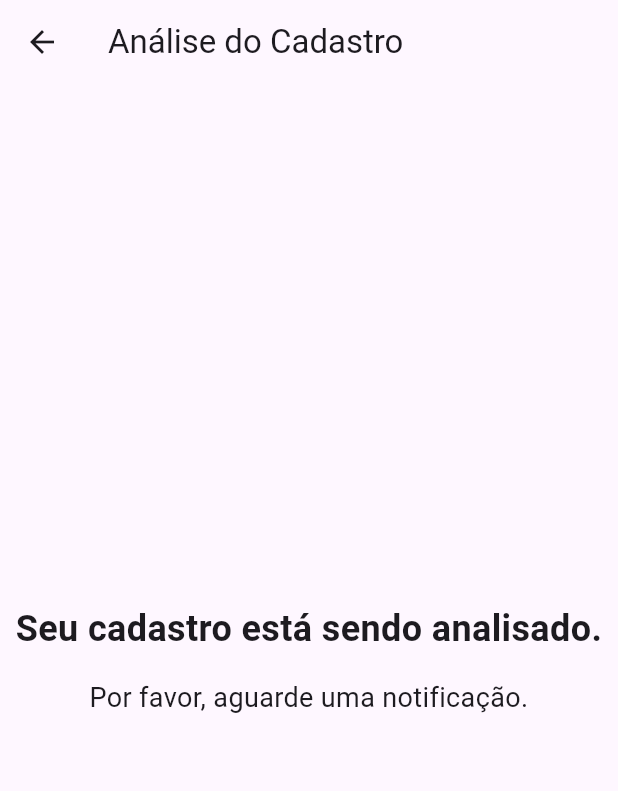
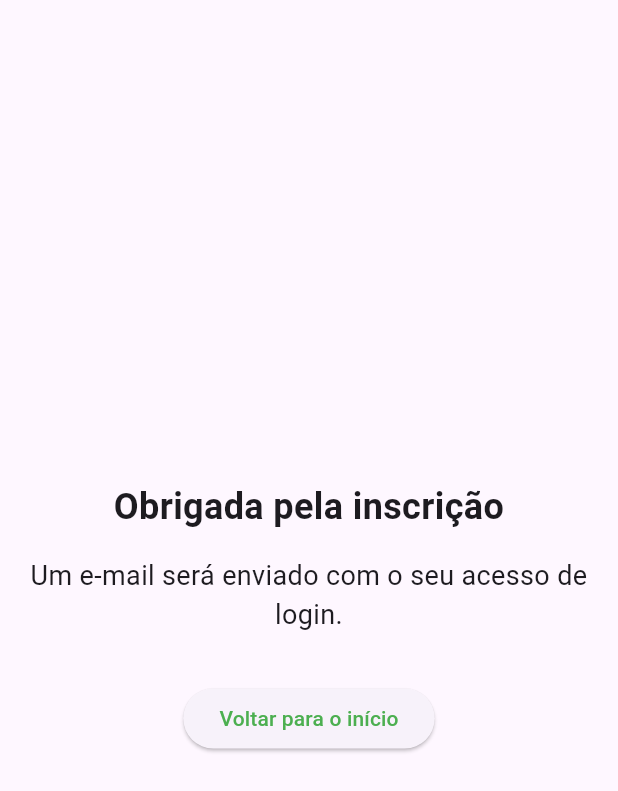
Before and after one commit to Ava-Dynamics/MediAcesso, a Flutter app: the AnalysisPageView screen opened directly, on a phone screen of 412 x 824 dp. Shown: the top 791 px of the screen. Run offline on Flutter 3.47's test engine with Material 3 defaults, Android fonts, the phone set to English and light mode, and no system bars; our stand-ins replace image_picker, permission_handler; missing offline and left inert: validadores.

Commit message:
fix de layout
Ajustando alguns textos, e botoes para o style correto

```diff
--- a/health_4_all/lib/features/analysisPage/analysis_page_view.dart
+++ b/health_4_all/lib/features/analysisPage/analysis_page_view.dart
@@ -1,31 +1,38 @@
 import 'package:flutter/material.dart';
+import 'package:health_4_all/features/orderRequested/orderRequested_view.dart';
+import 'package:health_4_all/features/welcomeHome/welcome_home.dart';
+import 'package:health_4_all/features/welcomeHome/welcome_home_view.dart';
 
 class AnalysisPageView extends StatelessWidget {
   @override
   Widget build(BuildContext context) {
     return Scaffold(
-      appBar: AppBar(
-        title: Text('Análise do Cadastro'),
-      ),
       body: Center(
         child: Column(
           mainAxisAlignment: MainAxisAlignment.center,
           children: [
             Text(
-              'Seu cadastro está sendo analisado.',
-              style: TextStyle(
-                fontSize: 24.0,
-                fontWeight: FontWeight.bold,
-              ),
+              'Obrigada pela inscrição',
+              style: TextStyle(fontSize: 24, fontWeight: FontWeight.bold),
               textAlign: TextAlign.center,
             ),
-            SizedBox(height: 16.0),
+            SizedBox(height: 16),
             Text(
-              'Por favor, aguarde uma notificação.',
-              style: TextStyle(
-                fontSize: 18.0,
-              ),
+              'Um e-mail será enviado com o seu acesso de login.',
+              style: TextStyle(fontSize: 18),
               textAlign: TextAlign.center,
+            ),
+            SizedBox(height: 16),
+            SizedBox(height: 16),
+            ElevatedButton(
+              onPressed: () {
+                Navigator.push(
+                      context,
+                      MaterialPageRoute(builder: (context) => WelcomeHomeView(onQueroMeCadastrarPressed: () {}, onJaSouCadastradoPressed: () {},)),
+                    );
+              },
+              child: Text('Voltar para o início',
+                      style: TextStyle(color: Colors.green)),
             ),
           ],
         ),
--- a/health_4_all/lib/features/attachPage/attach_page_view.dart
+++ b/health_4_all/lib/features/attachPage/attach_page_view.dart
@@ -1,4 +1,5 @@
 import 'package:flutter/material.dart';
+import 'package:health_4_all/features/analysisPage/analysis_page_view.dart';
 import 'package:image_picker/image_picker.dart';
 import 'package:health_4_all/features/attachPage/attach_page_view_model.dart';
 import 'package:permission_handler/permission_handler.dart';
@@ -138,20 +139,6 @@ class _AttachPageViewState extends State<AttachPageView> {
   }
 }
 
-class AnalysisPageView extends StatelessWidget {
-  @override
-  Widget build(BuildContext context) {
-    return Scaffold(
-      appBar: AppBar(
-        title: Text('Análise do Cadastro'),
-      ),
-      body: Center(
-        child: Text('Seu cadastro está sendo analisado. Aguarde uma notificação.'),
-      ),
-    );
-  }
-}
-
 class FormMedicationsView extends StatelessWidget {
   @override
   Widget build(BuildContext context) {
--- a/health_4_all/lib/features/myOrder/myOrder_view.dart
+++ b/health_4_all/lib/features/myOrder/myOrder_view.dart
@@ -1,4 +1,5 @@
 import 'package:flutter/material.dart';
+import 'package:health_4_all/features/orderRequested/orderRequested_view.dart';
 import 'package:provider/provider.dart';
 import 'package:health_4_all/features/myOrder/myOrder_view_model.dart';
 import 'package:health_4_all/features/myOrder/myOrder_model.dart';
@@ -63,7 +64,10 @@ class _MyOrderView extends StatelessWidget {
   Widget _buildFinishOrderButton(BuildContext context) {
     return ElevatedButton(
       onPressed: () {
-        // Adicione a lógica para finalizar o pedido aqui
+        Navigator.push(
+          context,
+          MaterialPageRoute(builder: (context) => OrderRequestedView()),
+        );
       },
       style: ElevatedButton.styleFrom(
         primary: Colors.lightGreenAccent, // Cor de fundo
```
Also changed, not shown: health_4_all/lib/features/orderRequested/orderRequested_view.dart (added, +29 -0 lines), health_4_all/lib/features/orderRequested/orderRequested_model.dart (added), health_4_all/lib/features/orderRequested/orderRequested_view_model.dart (added). Lines whose indentation alone changed are shown as unchanged.
